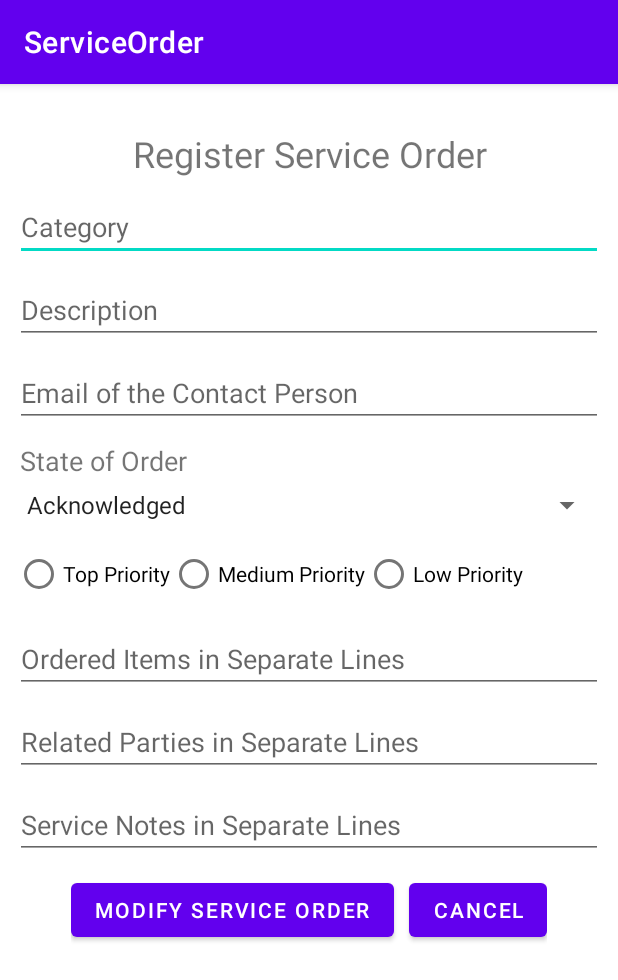
After one commit to KanyJoz/serviceorder, an Android app: the ModificationActivity screen opened directly, with no data from a screen before it, on a phone screen of 412 x 824 dp. The commit adds this screen. Shown: the top 980 px of the screen. Run offline under Robolectric (Android 15) with nearby library versions, the phone set to English and light mode, and no system bars; 2 statements that could not run were skipped.

Commit message:
CRUD complete

```diff
--- a/app/src/main/AndroidManifest.xml
+++ b/app/src/main/AndroidManifest.xml
@@ -9,7 +9,8 @@
         android:roundIcon="@mipmap/ic_launcher_round"
         android:supportsRtl="true"
         android:theme="@style/Theme.ServiceOrder">
-        <activity android:name=".ServiceOrderListActivity"></activity>
+        <activity android:name=".ModificationActivity"></activity>
+        <activity android:name=".ServiceOrderListActivity" />
         <activity android:name=".CreationActivity" />
         <activity android:name=".MainActivity">
             <intent-filter>
--- /dev/null
+++ b/app/src/main/java/com/kanyojozsef96/serviceorder/ModificationActivity.java
@@ -0,0 +1,139 @@
+package com.kanyojozsef96.serviceorder;
+
+import androidx.appcompat.app.AppCompatActivity;
+
+import android.content.Intent;
+import android.os.Bundle;
+import android.util.Log;
+import android.view.View;
+import android.widget.AdapterView;
+import android.widget.ArrayAdapter;
+import android.widget.EditText;
+import android.widget.RadioGroup;
+import android.widget.Spinner;
+import android.widget.Toast;
+
+import java.util.concurrent.ExecutionException;
+
+public class ModificationActivity extends AppCompatActivity implements AdapterView.OnItemSelectedListener {
+    private static final String LOG_TAG = ModificationActivity.class.getName();
+
+    private EditText category;
+    private EditText description;
+    private EditText contactEmail;
+    private Spinner stateSpinner;
+    private RadioGroup priorityGroup;
+    private EditText itemList;
+    private EditText partyList;
+    private EditText noteList;
+
+    // Life hooks
+    @Override
+    protected void onCreate(Bundle savedInstanceState) {
+        super.onCreate(savedInstanceState);
+        setContentView(R.layout.activity_modification);
+
+        // UI
+        category = findViewById(R.id.modCategory);
+        description = findViewById(R.id.modDescription);
+        contactEmail = findViewById(R.id.modContactEmail);
+        stateSpinner = findViewById(R.id.modStateSpinner);
+        priorityGroup = findViewById(R.id.modPriorityRadio);
+        itemList = findViewById(R.id.modOrderItemList);
+        partyList = findViewById(R.id.modOrderPartyList);
+        noteList = findViewById(R.id.modServiceNotesList);
+        priorityGroup.check(R.id.modPriorityTop);
+
+        // Spinner config
+        stateSpinner.setOnItemSelectedListener(this);
+        ArrayAdapter<CharSequence> adapter = ArrayAdapter.createFromResource(this,
+                R.array.state_labels, android.R.layout.simple_spinner_item);
+        adapter.setDropDownViewResource(android.R.layout.simple_spinner_dropdown_item);
+        stateSpinner.setAdapter(adapter);
+
+        // current item UI settings
+        category.setText(getIntent().getStringExtra("itemCat"));
+        description.setText(getIntent().getStringExtra("itemDesc"));
+        contactEmail.setText(getIntent().getStringExtra("itemCon"));
+
+        int pos = 0;
+        switch (getIntent().getStringExtra("itemState")) {
+            case "Acknowledged": pos = 0; break;
+            case "Rejected": pos = 1; break;
+            case "Pending": pos = 2; break;
+            case "Held": pos = 3; break;
+            case "In Progress": pos = 4; break;
+            case "Cancelled": pos = 5; break;
+            case "Completed": pos = 6; break;
+            case "Failed": pos = 7; break;
+            case "Partial": pos = 8; break;
+            case "Assessing Cancellation": pos = 9; break;
+            case "Pending Cancellation": pos = 10; break;
+            default: break;
+        }
+
+        int id = 0;
+        switch (getIntent().getStringExtra("itemPrior")) {
+            case "Top Priority": id = R.id.modPriorityTop; break;
+            case "Medium Priority": id = R.id.modPriorityMedium; break;
+            case "Low Priority": id = R.id.modPriorityLow; break;
+            default: break;
+        }
+
+        stateSpinner.setSelection(pos);
+        priorityGroup.check(id);
+        itemList.setText(getIntent().getStringExtra("itemItems"));
+        partyList.setText(getIntent().getStringExtra("itemParties"));
+        noteList.setText(getIntent().getStringExtra("itemNotes"));
+    }
+
+    // Button listeners
+    public void modifyServiceOrder(View view) {
+        // Validation
+        if(category.getText().toString().equals("") || description.getText().toString().equals("") || contactEmail.getText().toString().equals("")
+                || itemList.getText().toString().equals("") || partyList.getText().toString().equals("") || noteList.getText().toString().equals("")){
+            Toast.makeText(this, "Please fill in all the fields!", Toast.LENGTH_SHORT).show();
+            Log.i(LOG_TAG, "Please fill in all the fields!");
+            return;
+        }
+
+        try {
+            ServiceOrder serviceOrder = new ModifyAsyncTask(category, description, contactEmail, stateSpinner,
+                    priorityGroup, itemList, partyList, noteList,
+                        getIntent().getStringExtra("itemODate"), getIntent().getStringExtra("itemEDate"),
+                        getIntent().getStringExtra("itemCDate"), getIntent().getStringExtra("itemCReason"),
+                            getIntent().getStringExtra("itemId")).execute().get();
+
+            Intent intent = new Intent(this, ServiceOrderListActivity.class);
+            startActivity(intent);
+
+            if(serviceOrder._getId() != null) {
+                Toast.makeText(this, "DocumentSnapshot rewritten with ID: " + serviceOrder._getId(), Toast.LENGTH_SHORT).show();
+            } else {
+                Toast.makeText(this, "Database Error!", Toast.LENGTH_SHORT).show();
+            }
+
+        } catch (ExecutionException e) {
+            e.printStackTrace();
+            Toast.makeText(this, "Database Error!", Toast.LENGTH_SHORT).show();
+        } catch (InterruptedException e) {
+            e.printStackTrace();
+            Toast.makeText(this, "Database Error!", Toast.LENGTH_SHORT).show();
+        }
+    }
+
+    public void cancelServiceOrder(View view) {
+        finish();
+    }
+
+    // Spinner methods
+    @Override
+    public void onItemSelected(AdapterView<?> parent, View view, int position, long id) {
+        String selectedItem = parent.getItemAtPosition(position).toString();
+        Log.i(LOG_TAG, selectedItem);
+    }
+
+    @Override
+    public void onNothingSelected(AdapterView<?> parent) {
+    }
+}
--- /dev/null
+++ b/app/src/main/res/layout/activity_modification.xml
@@ -0,0 +1,182 @@
+<?xml version="1.0" encoding="utf-8"?>
+<RelativeLayout
+    xmlns:android="http://schemas.android.com/apk/res/android"
+    xmlns:tools="http://schemas.android.com/tools"
+    android:layout_width="match_parent"
+    android:layout_height="wrap_content"
+    tools:context=".ModificationActivity">
+
+    <TextView
+        android:id="@+id/modWelcomeMsg"
+        android:layout_width="match_parent"
+        android:layout_height="wrap_content"
+        android:layout_marginTop="30dp"
+        android:text="@string/create_welcome_msg"
+        android:textSize="24sp"
+        android:layout_alignParentStart="true"
+        android:layout_alignParentEnd="true"
+        android:textAlignment="center"/>
+
+    <EditText
+        android:id="@+id/modCategory"
+        android:layout_width="match_parent"
+        android:layout_height="wrap_content"
+        android:layout_marginTop="10dp"
+        android:layout_marginLeft="10dp"
+        android:layout_marginRight="10dp"
+        android:ems="10"
+        android:hint="@string/create_category_hint"
+        android:inputType="text"
+        android:layout_alignParentStart="true"
+        android:layout_alignParentEnd="true"
+        android:layout_below="@id/modWelcomeMsg"/>
+
+    <EditText
+        android:id="@+id/modDescription"
+        android:layout_width="match_parent"
+        android:layout_height="wrap_content"
+        android:layout_marginTop="10dp"
+        android:layout_marginLeft="10dp"
+        android:layout_marginRight="10dp"
+        android:ems="10"
+        android:hint="@string/create_description_hint"
+        android:inputType="text"
+        android:layout_alignParentStart="true"
+        android:layout_alignParentEnd="true"
+        android:layout_below="@id/modCategory"/>
+
+    <EditText
+        android:id="@+id/modContactEmail"
+        android:layout_width="match_parent"
+        android:layout_height="wrap_content"
+        android:layout_marginTop="10dp"
+        android:layout_marginLeft="10dp"
+        android:layout_marginRight="10dp"
+        android:ems="10"
+        android:hint="@string/create_contact_hint"
+        android:inputType="textEmailAddress"
+        android:layout_alignParentStart="true"
+        android:layout_alignParentEnd="true"
+        android:layout_below="@id/modDescription"/>
+
+    <TextView
+        android:id="@+id/modSpinnerLabel"
+        android:layout_width="match_parent"
+        android:layout_height="wrap_content"
+        android:layout_marginTop="10dp"
+        android:layout_marginStart="13dp"
+        android:text="@string/create_state_of_order"
+        android:textSize="18sp"
+        android:layout_alignParentStart="true"
+        android:layout_alignParentEnd="true"
+        android:textAlignment="textStart"
+        android:layout_below="@id/modContactEmail"/>
+
+    <Spinner
+        android:id="@+id/modStateSpinner"
+        android:layout_width="match_parent"
+        android:layout_height="wrap_content"
+        android:layout_marginLeft="10dp"
+        android:layout_marginTop="5dp"
+        android:layout_marginRight="10dp"
+        android:layout_below="@id/modSpinnerLabel"/>
+
+    <RadioGroup
+        android:id="@+id/modPriorityRadio"
+        android:layout_width="match_parent"
+        android:layout_height="wrap_content"
+        android:layout_marginTop="10dp"
+        android:layout_marginLeft="10dp"
+        android:layout_marginRight="10dp"
+        android:orientation="horizontal"
+        android:layout_below="@id/modStateSpinner">
+
+        <RadioButton
+            android:id="@+id/modPriorityTop"
+            android:layout_width="wrap_content"
+            android:layout_height="wrap_content"
+            android:text="@string/create_top_priority"/>
+
+        <RadioButton
+            android:id="@+id/modPriorityMedium"
+            android:layout_width="wrap_content"
+            android:layout_height="wrap_content"
+            android:text="@string/create_medium_priority"/>
+
+        <RadioButton
+            android:id="@+id/modPriorityLow"
+            android:layout_width="wrap_content"
+            android:layout_height="wrap_content"
+            android:text="@string/create_low_priority"/>
+    </RadioGroup>
+
+    <EditText
+        android:id="@+id/modOrderItemList"
+        android:layout_width="match_parent"
+        android:layout_height="wrap_content"
+        android:layout_marginTop="10dp"
+        android:layout_marginLeft="10dp"
+        android:layout_marginRight="10dp"
+        android:ems="10"
+        android:maxLines="3"
+        android:hint="@string/create_order_items_list"
+        android:inputType="textMultiLine|text"
+        android:layout_alignParentStart="true"
+        android:layout_alignParentEnd="true"
+        android:layout_below="@id/modPriorityRadio"/>
+
+    <EditText
+        android:id="@+id/modOrderPartyList"
+        android:layout_width="match_parent"
+        android:layout_height="wrap_content"
+        android:layout_marginTop="10dp"
+        android:layout_marginLeft="10dp"
+        android:layout_marginRight="10dp"
+        android:ems="10"
+        android:maxLines="3"
+        android:hint="@string/create_related_parties_list"
+        android:inputType="textMultiLine|text"
+        android:layout_alignParentStart="true"
+        android:layout_alignParentEnd="true"
+        android:layout_below="@id/modOrderItemList"/>
+
+    <EditText
+        android:id="@+id/modServiceNotesList"
+        android:layout_width="match_parent"
+        android:layout_height="wrap_content"
+        android:layout_marginTop="10dp"
+        android:layout_marginLeft="10dp"
+        android:layout_marginRight="10dp"
+        android:ems="10"
+        android:maxLines="3"
+        android:hint="@string/create_service_notes_list"
+        android:inputType="textMultiLine|text"
+        android:layout_alignParentStart="true"
+        android:layout_alignParentEnd="true"
+        android:layout_below="@id/modOrderPartyList"/>
+
+    <LinearLayout
+        android:layout_width="wrap_content"
+        android:layout_height="wrap_content"
+        android:layout_below="@id/modServiceNotesList"
+        android:layout_centerHorizontal="true"
+        android:layout_marginStart="10dp"
+        android:layout_marginTop="10dp"
+        android:layout_marginEnd="10dp"
+        android:layout_marginBottom="10dp"
+        android:orientation="horizontal">
+
+        <Button
+            android:layout_width="wrap_content"
+            android:layout_height="wrap_content"
+            android:onClick="modifyServiceOrder"
+            android:text="Modify Service Order" />
+
+        <Button
+            android:layout_width="wrap_content"
+            android:layout_height="wrap_content"
+            android:layout_marginStart="10dp"
+            android:onClick="cancelServiceOrder"
+            android:text="@string/create_cancel" />
+    </LinearLayout>
+</RelativeLayout>
--- a/app/src/main/res/values/strings.xml
+++ b/app/src/main/res/values/strings.xml
@@ -21,6 +21,7 @@
     <string name="create_service_notes_list">Service Notes in Separate Lines</string>
     <string name="create_cancel">Cancel</string>
     <string name="create_state_of_order">State of Order</string>
+
     <string name="list_category">Category</string>
     <string name="list_description">Description</string>
     <string name="list_contact">Contact</string>
@@ -28,8 +29,10 @@
     <string name="list_modify">Modify</string>
     <string name="list_cancel">Cancel</string>
     <string name="list_delete">Delete</string>
+
     <string name="menu_search">Search</string>
     <string name="menu_back">Back</string>
+    <string name="popup_msg">Your Reason For Cancellation:</string>
 
     <string-array name="state_labels">
         <item>Acknowledged</item>
```
Also changed, not shown: app/src/main/java/com/kanyojozsef96/serviceorder/ModifyAsyncTask.java (added, +125 -0 lines), app/src/main/java/com/kanyojozsef96/serviceorder/ServiceOrder.java (+36 -0 lines), app/src/main/java/com/kanyojozsef96/serviceorder/ServiceOrderListActivity.java (+97 -5 lines), app/src/main/res/layout/prompts.xml (added, +23 -0 lines).
